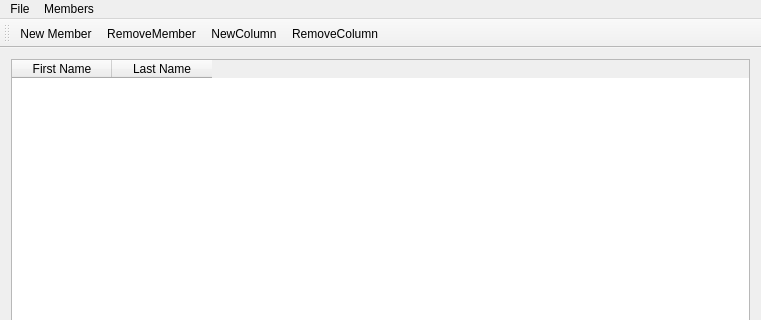
Sucalakafufu/infomaniac, file infomaniac.ui: the form before one commit; both pictures show x 0 to 761 and y 0 to 320 of the 761 by 509 pixel window.
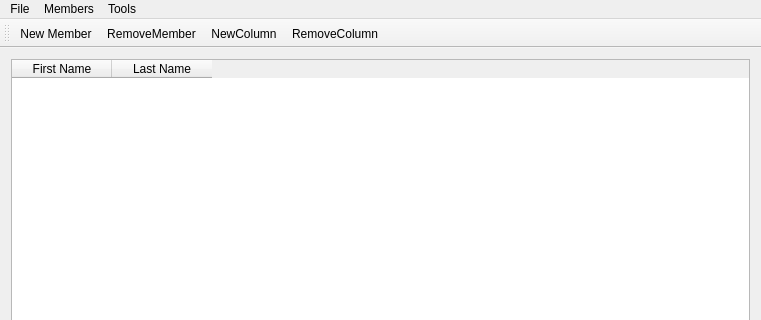
The form after the commit.

```diff
--- a/infomaniac.ui
+++ b/infomaniac.ui
@@ -61,9 +61,18 @@
     </property>
     <addaction name="actionNewMember"/>
     <addaction name="actionRemoveMember"/>
+    <addaction name="actionNewColumn"/>
+    <addaction name="actionRemoveColumn"/>
+   </widget>
+   <widget class="QMenu" name="menuTools">
+    <property name="title">
+     <string>Tools</string>
+    </property>
+    <addaction name="actionSettings"/>
    </widget>
    <addaction name="menuFile"/>
    <addaction name="menuMembers"/>
+   <addaction name="menuTools"/>
   </widget>
   <widget class="QToolBar" name="toolBar">
    <property name="windowTitle">
```
Left out of the diff: 44 changed lines with no effect on the pictures.
